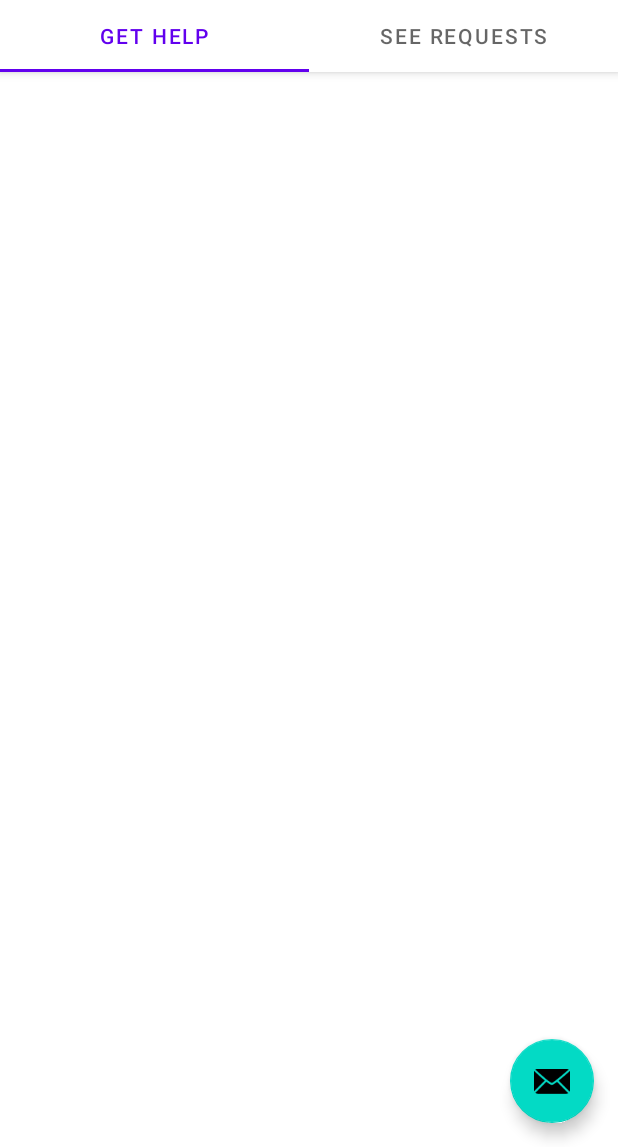
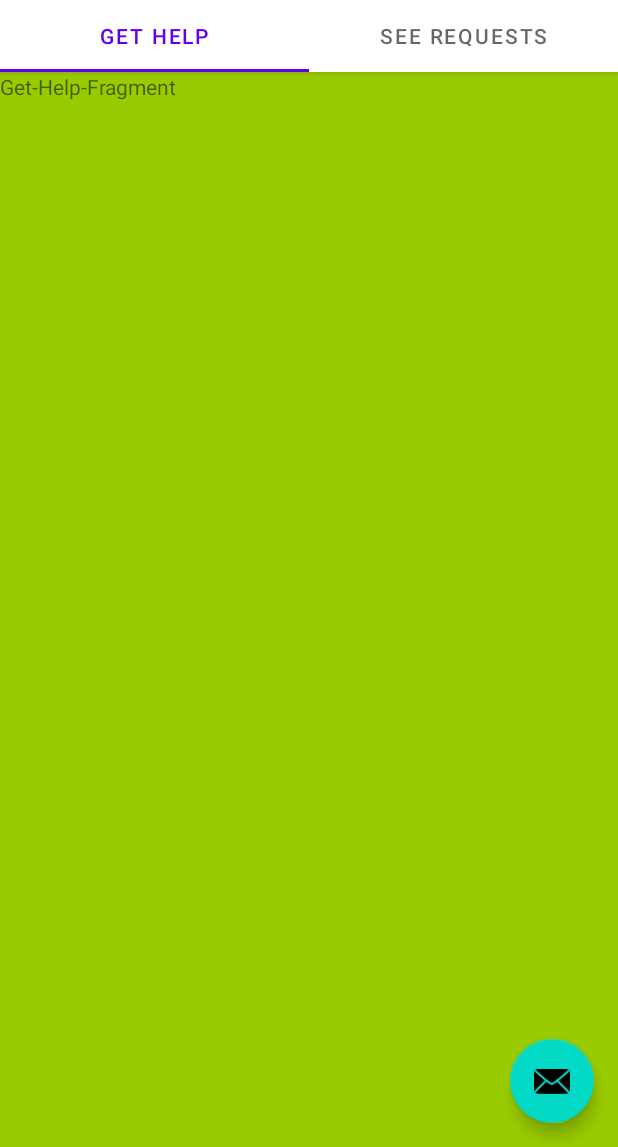
Before and after one commit to PatriceManser/UEK-M335, an Android app: the screen it shows after launch (MainActivity), on a phone screen of 412 x 824 dp, the part 89-1236 px from its top. Run offline under Robolectric (Android 15) with nearby library versions, the phone set to English and light mode, and no system bars.

Commit message:
Added two different fragments to the tabs

```diff
--- a/app/build.gradle
+++ b/app/build.gradle
@@ -42,6 +42,7 @@ dependencies {
     implementation 'androidx.constraintlayout:constraintlayout:2.0.4'
     implementation 'androidx.lifecycle:lifecycle-livedata-ktx:2.3.1'
     implementation 'androidx.lifecycle:lifecycle-viewmodel-ktx:2.3.1'
+    implementation 'androidx.legacy:legacy-support-v4:1.0.0'
     testImplementation 'junit:junit:4.+'
     androidTestImplementation 'androidx.test.ext:junit:1.1.2'
     androidTestImplementation 'androidx.test.espresso:espresso-core:3.3.0'
--- /dev/null
+++ b/app/src/main/java/com/adcubum/morsecodeapp/GetHelpFragment.kt
@@ -0,0 +1,16 @@
+package com.adcubum.morsecodeapp
+
+import android.os.Bundle
+import android.view.LayoutInflater
+import android.view.View
+import android.view.ViewGroup
+import androidx.fragment.app.Fragment
+
+class GetHelpFragment : Fragment() {
+    override fun onCreateView(
+        inflater: LayoutInflater, container: ViewGroup?,
+        savedInstanceState: Bundle?
+    ): View? {
+        return inflater.inflate(R.layout.fragment_get_help, container, false)
+    }
+}
--- /dev/null
+++ b/app/src/main/java/com/adcubum/morsecodeapp/SeeRequestsFragment.kt
@@ -0,0 +1,16 @@
+package com.adcubum.morsecodeapp
+
+import android.os.Bundle
+import android.view.LayoutInflater
+import android.view.View
+import android.view.ViewGroup
+import androidx.fragment.app.Fragment
+
+class SeeRequestsFragment : Fragment() {
+    override fun onCreateView(
+        inflater: LayoutInflater, container: ViewGroup?,
+        savedInstanceState: Bundle?
+    ): View? {
+        return inflater.inflate(R.layout.fragment_see_requests, container, false)
+    }
+}
--- a/app/src/main/java/com/adcubum/morsecodeapp/ui/main/SectionsPagerAdapter.kt
+++ b/app/src/main/java/com/adcubum/morsecodeapp/ui/main/SectionsPagerAdapter.kt
@@ -4,24 +4,24 @@ import android.content.Context
 import androidx.fragment.app.Fragment
 import androidx.fragment.app.FragmentManager
 import androidx.fragment.app.FragmentPagerAdapter
+import com.adcubum.morsecodeapp.GetHelpFragment
 import com.adcubum.morsecodeapp.R
+import com.adcubum.morsecodeapp.SeeRequestsFragment
 
 private val TAB_TITLES = arrayOf(
-        R.string.tab_text_1,
-        R.string.tab_text_2
+    R.string.tab_text_1,
+    R.string.tab_text_2
 )
 
 /**
  * A [FragmentPagerAdapter] that returns a fragment corresponding to
  * one of the sections/tabs/pages.
  */
-class SectionsPagerAdapter(private val context: Context, fm: FragmentManager)
-    : FragmentPagerAdapter(fm) {
+class SectionsPagerAdapter(private val context: Context, fm: FragmentManager) :
+    FragmentPagerAdapter(fm) {
 
     override fun getItem(position: Int): Fragment {
-        // getItem is called to instantiate the fragment for the given page.
-        // Return a PlaceholderFragment (defined as a static inner class below).
-        return PlaceholderFragment.newInstance(position + 1)
+        return if (position != 1) GetHelpFragment() else SeeRequestsFragment()
     }
 
     override fun getPageTitle(position: Int): CharSequence? {
--- /dev/null
+++ b/app/src/main/res/layout/fragment_get_help.xml
@@ -0,0 +1,15 @@
+<?xml version="1.0" encoding="utf-8"?>
+<FrameLayout xmlns:android="http://schemas.android.com/apk/res/android"
+    xmlns:tools="http://schemas.android.com/tools"
+    android:layout_width="match_parent"
+    android:layout_height="match_parent"
+    tools:context=".GetHelpFragment">
+
+    <!-- TODO: Update blank fragment layout -->
+    <TextView
+        android:layout_width="match_parent"
+        android:layout_height="match_parent"
+        android:text="Get-Help-Fragment"
+        android:background="@android:color/holo_green_light" />
+
+</FrameLayout>
--- a/app/src/main/res/values/strings.xml
+++ b/app/src/main/res/values/strings.xml
@@ -2,4 +2,6 @@
     <string name="app_name">Morse-Code App</string>
     <string name="tab_text_1">Get Help</string>
     <string name="tab_text_2">See Requests</string>
+    <!-- TODO: Remove or change this placeholder text -->
+    <string name="hello_blank_fragment">Hello blank fragment</string>
 </resources>
```
Also changed, not shown: app/src/main/res/layout/fragment_see_requests.xml (added, +15 -0 lines).
